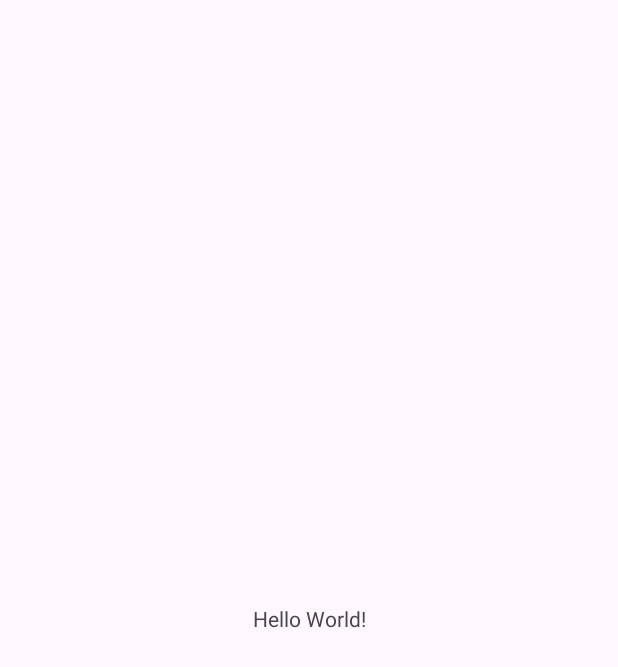
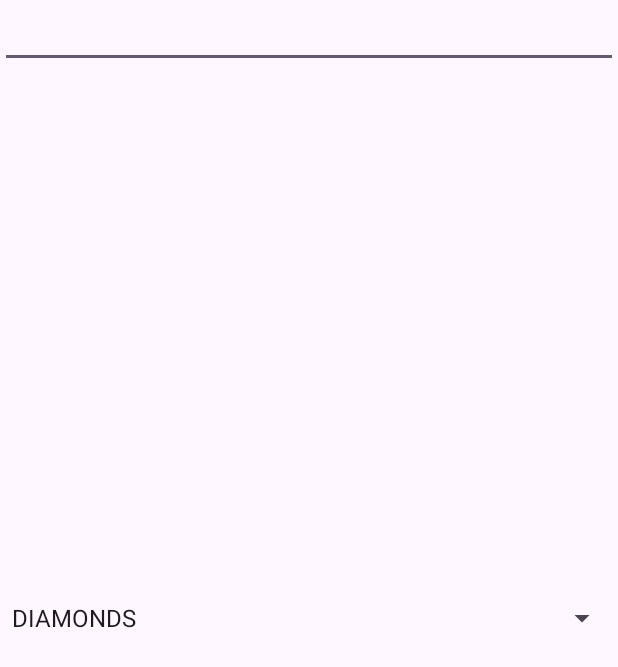
Before and after one commit to GuinevereKlein/PokerApp, an Android app: the screen it shows after launch (MainActivity), on a phone screen of 412 x 824 dp. Before the commit the part shown is almost empty. Shown: the top 667 px of the screen. Run offline under Robolectric (Android 15) with nearby library versions, the phone set to English and light mode, and no system bars.

Commit message:
janky drop down

```diff
--- a/app/src/main/java/com/example/poker/MainActivity.java
+++ b/app/src/main/java/com/example/poker/MainActivity.java
@@ -1,6 +1,9 @@
 package com.example.poker;
 
 import android.os.Bundle;
+import android.widget.ArrayAdapter;
+import android.widget.EditText;
+import android.widget.Spinner;
 
 import androidx.activity.EdgeToEdge;
 import androidx.appcompat.app.AppCompatActivity;
@@ -8,10 +11,13 @@ import androidx.core.graphics.Insets;
 import androidx.core.view.ViewCompat;
 import androidx.core.view.WindowInsetsCompat;
 
+import java.lang.reflect.Array;
+
 public class MainActivity extends AppCompatActivity {
 
     @Override
     protected void onCreate(Bundle savedInstanceState) {
+
         super.onCreate(savedInstanceState);
         EdgeToEdge.enable(this);
         setContentView(R.layout.activity_main);
@@ -20,5 +26,9 @@ public class MainActivity extends AppCompatActivity {
             v.setPadding(systemBars.left, systemBars.top, systemBars.right, systemBars.bottom);
             return insets;
         });
+        String[] suit_list = new String[]{"DIAMONDS","HEARTS","SPADES","CLUBS"};
+        Spinner suit_dropdown = findViewById(R.id.suit_spinner);
+        ArrayAdapter<String> suit_adapter =new ArrayAdapter<>(this, android.R.layout.simple_spinner_dropdown_item,suit_list);
+        suit_dropdown.setAdapter(suit_adapter);
     }
 }
--- a/app/src/main/java/com/example/poker/core/Card.java
+++ b/app/src/main/java/com/example/poker/core/Card.java
@@ -1,5 +1,5 @@
 package com.example.poker.core;
-import com.example.poker.core.Types.Suit;
+import com.example.poker.core.Utils.Suit;
 public class Card {
     private Suit suit;
 
--- a/app/src/main/java/com/example/poker/core/Types.java
+++ b/app/src/main/java/com/example/poker/core/Utils.java
@@ -1,6 +1,6 @@
 package com.example.poker.core;
 
-public class Types {
+public class Utils {
     public enum Suit {
         DIAMONDS, HEARTS, SPADES, CLUBS;
     }
--- a/app/src/main/res/layout/activity_main.xml
+++ b/app/src/main/res/layout/activity_main.xml
@@ -5,15 +5,14 @@
     android:id="@+id/main"
     android:layout_width="match_parent"
     android:layout_height="match_parent"
-    tools:context=".MainActivity">
-
-    <TextView
-        android:layout_width="wrap_content"
-        android:layout_height="wrap_content"
-        android:text="Hello World!"
-        app:layout_constraintBottom_toBottomOf="parent"
-        app:layout_constraintEnd_toEndOf="parent"
-        app:layout_constraintStart_toStartOf="parent"
-        app:layout_constraintTop_toTopOf="parent" />
-
+    tools:context=".MainActivity" >
+    <Spinner
+        android:id = "@+id/suit_spinner"
+        android:layout_width="match_parent"
+        android:layout_height="match_parent"
+        android:spinnerMode="dropdown"/>
+    <EditText
+        android:id="@+id/text_box"
+        android:layout_width="match_parent"
+        android:layout_height="wrap_content"/>
 </androidx.constraintlayout.widget.ConstraintLayout>
```
